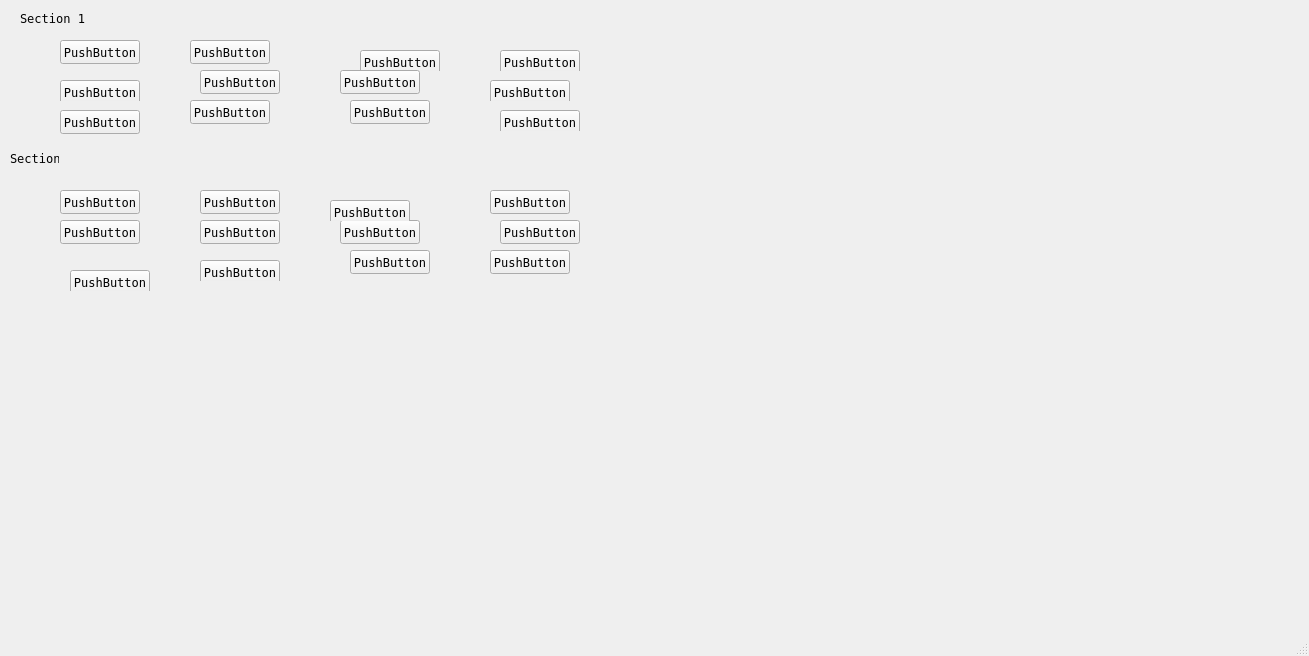
Qt form GUI/LabBPM/mainwindow.ui (KostyaYamshanov/Boatswain_and_co) before a commit.
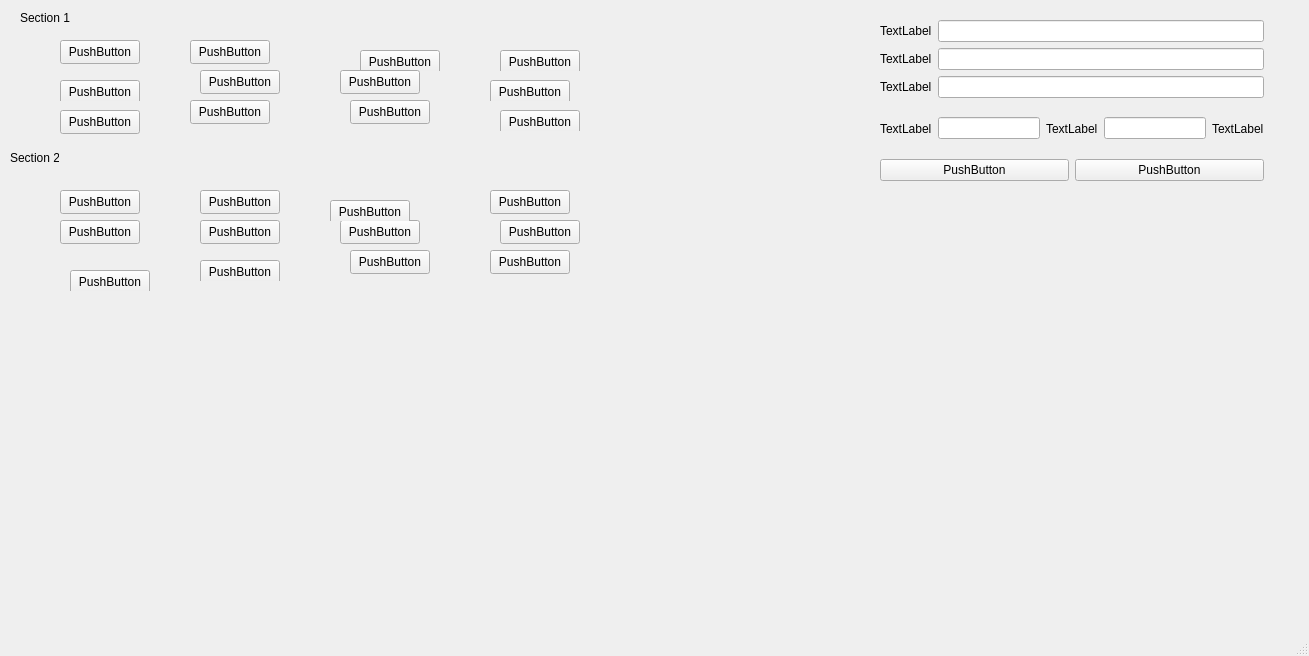
The same form after that commit. Custom widgets are drawn as their Qt base class.

Patch:
```diff
--- a/GUI/LabBPM/mainwindow.ui
+++ b/GUI/LabBPM/mainwindow.ui
@@ -20,9 +20,7 @@
    </sizepolicy>
   </property>
   <property name="font">
-   <font>
-    <family>Fixedsys</family>
-   </font>
+   <font/>
   </property>
   <property name="cursor">
    <cursorShape>ArrowCursor</cursorShape>
@@ -663,6 +661,109 @@
      <string/>
     </property>
    </widget>
+   <widget class="QWidget" name="gridLayoutWidget">
+    <property name="geometry">
+     <rect>
+      <x>880</x>
+      <y>20</y>
+      <width>384</width>
+      <height>161</height>
+     </rect>
+    </property>
+    <layout class="QGridLayout" name="InfoBox">
+     <item row="2" column="0">
+      <widget class="QLabel" name="lPlantVar">
+       <property name="text">
+        <string>TextLabel</string>
+       </property>
+      </widget>
+     </item>
+     <item row="4" column="0">
+      <widget class="QLabel" name="lPlaceSize">
+       <property name="text">
+        <string>TextLabel</string>
+       </property>
+      </widget>
+     </item>
+     <item row="2" column="1">
+      <widget class="QLineEdit" name="lePlantVar"/>
+     </item>
+     <item row="0" column="0">
+      <widget class="QLabel" name="lSpecie">
+       <property name="text">
+        <string>TextLabel</string>
+       </property>
+      </widget>
+     </item>
+     <item row="3" column="0">
+      <widget class="QLabel" name="lAmount">
+       <property name="text">
+        <string>TextLabel</string>
+       </property>
+      </widget>
+     </item>
+     <item row="3" column="1">
+      <widget class="QLineEdit" name="leAmount"/>
+     </item>
+     <item row="0" column="1">
+      <widget class="QLineEdit" name="leSpecie"/>
+     </item>
+     <item row="4" column="1">
+      <layout class="QHBoxLayout" name="horizontalLayout">
+       <item>
+        <widget class="QLineEdit" name="leWidth"/>
+       </item>
+       <item>
+        <widget class="QLabel" name="lMultiplier">
+         <property name="text">
+          <string>TextLabel</string>
+         </property>
+        </widget>
+       </item>
+       <item>
+        <widget class="QLineEdit" name="leHeight"/>
+       </item>
+       <item>
+        <widget class="QLabel" name="lCentimeter">
+         <property name="text">
+          <string>TextLabel</string>
+         </property>
+        </widget>
+       </item>
+      </layout>
+     </item>
+     <item row="5" column="0" colspan="2">
+      <layout class="QHBoxLayout" name="horizontalLayout_2">
+       <item>
+        <widget class="QPushButton" name="pbRefresh">
+         <property name="cursor">
+          <cursorShape>PointingHandCursor</cursorShape>
+         </property>
+         <property name="toolTip">
+          <string>Update data with database</string>
+         </property>
+         <property name="text">
+          <string>PushButton</string>
+         </property>
+        </widget>
+       </item>
+       <item>
+        <widget class="QPushButton" name="pbSave">
+         <property name="cursor">
+          <cursorShape>PointingHandCursor</cursorShape>
+         </property>
+         <property name="toolTip">
+          <string>Send changes to the Database</string>
+         </property>
+         <property name="text">
+          <string>PushButton</string>
+         </property>
+        </widget>
+       </item>
+      </layout>
+     </item>
+    </layout>
+   </widget>
   </widget>
   <widget class="QMenuBar" name="menubar">
    <property name="geometry">
```
Left out of the diff: 9 changed lines with no effect on the pictures.
